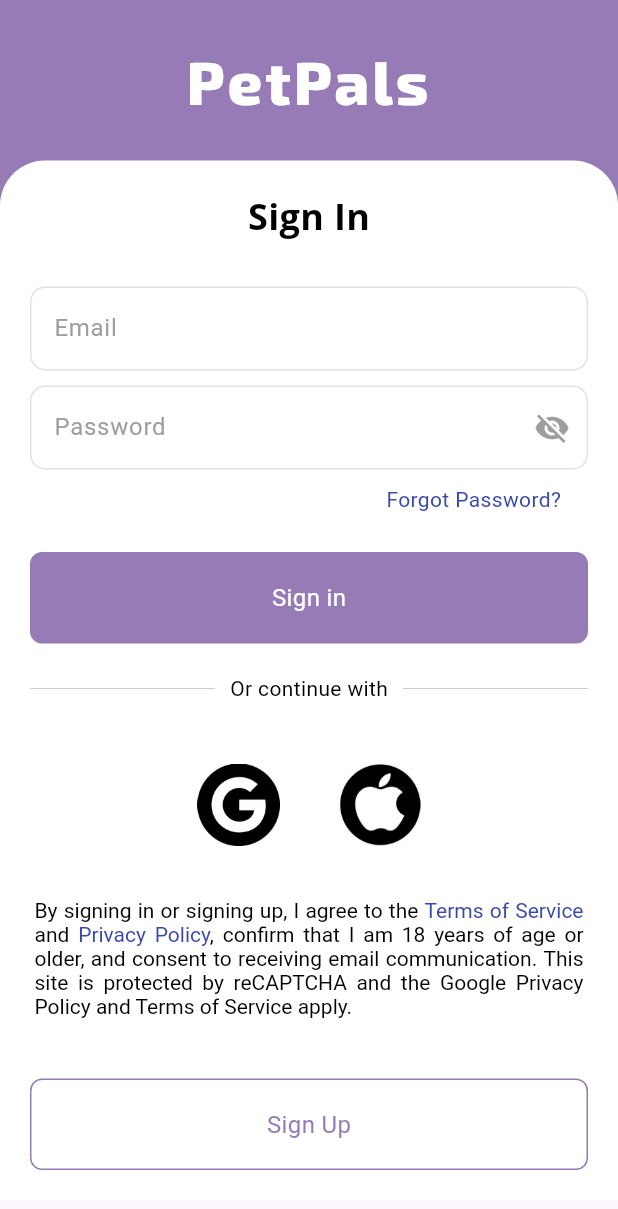
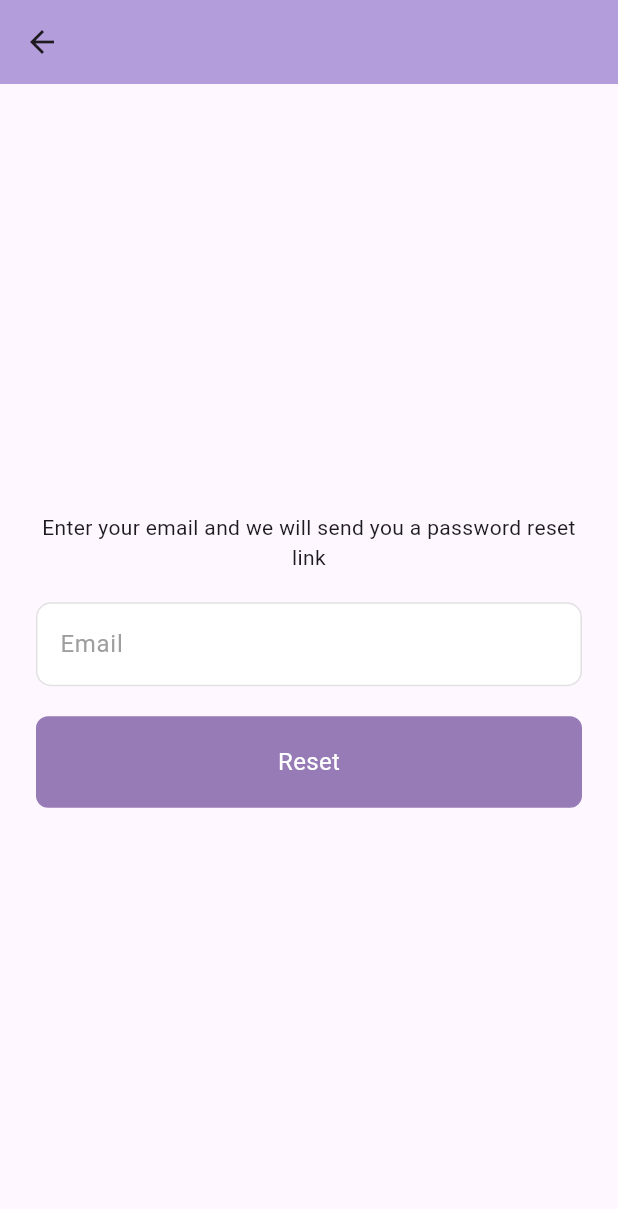
Before and after one commit to ferideberisha/PetPals, a Flutter app: the screen it shows after launch, after a tap on "Forgot Password?", on a phone screen of 412 x 824 dp. Shown: the top 1209 px of the screen. Run offline on Flutter 3.47's test engine with Material 3 defaults, Android fonts, the light colour scheme and no system bars; our stand-ins replace cloud_firestore, firebase_auth, firebase_core, flutter_datetime_picker_plus, google_fonts, google_sign_in and 2 more; accounts and stored records are empty; Roboto replaces fonts that are missing (OpenSans).

Commit message:
Implemented forgot password feature

```diff
--- a/lib/pages/home/profile/profile_page.dart
+++ b/lib/pages/home/profile/profile_page.dart
@@ -40,7 +40,6 @@ class _ProfilePageState extends State<ProfilePage> {
           .doc(user.uid)
           .get();
       Map<String, dynamic> userData = userDoc.data() as Map<String, dynamic>;
-      print('User Data: $userData'); // Add this line for debugging
       String firstName = userData['firstName'] ?? '';
       String lastName = userData['lastName'] ?? '';
       setState(() {
--- /dev/null
+++ b/lib/pages/login/forgot_password_page.dart
@@ -0,0 +1,137 @@
+import 'package:firebase_auth/firebase_auth.dart';
+import 'package:flutter/material.dart';
+import 'package:petpals/components/my_button.dart';
+import 'package:petpals/components/my_textfield.dart';
+
+class ForgotPasswordPage extends StatefulWidget {
+  const ForgotPasswordPage({super.key});
+
+  @override
+  State<ForgotPasswordPage> createState() => _ForgotPasswordPageState();
+}
+
+class _ForgotPasswordPageState extends State<ForgotPasswordPage> {
+  final emailController = TextEditingController();
+  final _formKey = GlobalKey<FormState>();
+
+  @override
+  void dispose() {
+    emailController.dispose();
+    super.dispose();
+  }
+
+  Future<void> passwordReset() async {
+    if (_formKey.currentState?.validate() ?? false) {
+      try {
+        await FirebaseAuth.instance
+            .sendPasswordResetEmail(email: emailController.text.trim());
+        showDialog(
+          // ignore: use_build_context_synchronously
+          context: context,
+          builder: (context) {
+            return AlertDialog(
+              content: const Text('Password reset link sent! Check your email'),
+              actions: [
+                TextButton(
+                  onPressed: () {
+                    Navigator.of(context).pop(); // Close the dialog
+                    Navigator.of(context)
+                        .pop(); // Go back to the previous page (login page)
+                  },
+                  child: const Text('OK'),
+                ),
+              ],
+            );
+          },
+        );
+      } on FirebaseAuthException catch (e) {
+        if (e.code == 'user-not-found') {
+          // User does not exist, show error dialog
+          showErrorDialog('No user found for that email.');
+        } else {
+          // Handle other FirebaseAuthException
+          showErrorDialog(e.message ?? 'An error occurred. Please try again.');
+        }
+      } catch (e) {
+        // Handle other exceptions
+        showErrorDialog('An unexpected error occurred. Please try again.');
+      }
+    }
+  }
+
+  void showErrorDialog(String message) {
+    showDialog(
+      context: context,
+      builder: (context) {
+        return AlertDialog(
+          content: Text(message),
+          actions: [
+            TextButton(
+              onPressed: () {
+                Navigator.of(context).pop(); // Close the dialog
+              },
+              child: const Text('OK'),
+            ),
+          ],
+        );
+      },
+    );
+  }
+
+  @override
+  Widget build(BuildContext context) {
+    return Scaffold(
+      appBar: AppBar(
+        backgroundColor: Colors.deepPurple[200],
+        elevation: 0,
+      ),
+      body: Center(
+        child: Padding(
+          padding: const EdgeInsets.symmetric(horizontal: 24.0),
+          child: Form(
+            key: _formKey,
+            child: Column(
+              mainAxisAlignment: MainAxisAlignment.center,
+              children: [
+                const Text(
+                  'Enter your email and we will send you a password reset link',
+                  textAlign: TextAlign.center,
+                  style: TextStyle(fontSize: 14),
+                ),
+                const SizedBox(height: 20),
+                MyTextField(
+                  controller: emailController,
+                  hintText: 'Email',
+                  obscureText: false,
+                  fillColor: Colors.white,
+                  validator: (value) {
+                    if (value == null || value.isEmpty) {
+                      return 'Please enter your email';
+                    }
+                    // Regular expression for email validation
+                    bool isValidEmail =
+                        RegExp(r'^[\w-\.]+@([\w-]+\.)+[\w-]{2,4}$')
+                            .hasMatch(value);
+                    if (!isValidEmail) {
+                      return 'Please enter a valid email address';
+                    }
+                    return null;
+                  },
+                ),
+                const SizedBox(height: 20),
+                MyButton(
+                  onTap: passwordReset,
+                  text: 'Reset',
+                  color: const Color(0xFF967BB6),
+                  textColor: Colors.white,
+                  borderColor: const Color(0xFF967BB6),
+                  borderWidth: 1.0,
+                ),
+              ],
+            ),
+          ),
+        ),
+      ),
+    );
+  }
+}
--- a/lib/pages/login/login_page.dart
+++ b/lib/pages/login/login_page.dart
@@ -7,6 +7,7 @@ import 'package:petpals/components/my_textfield.dart';
 import 'package:petpals/components/square_tile.dart';
 import 'package:petpals/pages/register/sign_up_type_page.dart';
 import 'package:petpals/service/auth_service.dart';
+import 'package:petpals/pages/login/forgot_password_page.dart';
 
 class LoginPage extends StatefulWidget {
   final Function()? onTap;
@@ -192,7 +193,14 @@ class _LoginPageState extends State<LoginPage> {
                             child: Padding(
                               padding: const EdgeInsets.only(right: 18.0),
                               child: GestureDetector(
-                                onTap: () {},
+                                onTap: () {
+                                  Navigator.push(
+                                    context,
+                                    MaterialPageRoute(
+                                        builder: (context) =>
+                                            const ForgotPasswordPage()),
+                                  );
+                                },
                                 child: Text(
                                   'Forgot Password?',
                                   style: TextStyle(
--- a/lib/pages/register/register_page.dart
+++ b/lib/pages/register/register_page.dart
@@ -380,10 +380,12 @@ class _RegisterPageState extends State<RegisterPage> {
         confirmPasswordController.clear();
 
         // Pop loading circle
+        // ignore: use_build_context_synchronously
         Navigator.pop(context);
 
         // Navigate to the email verification page
         Navigator.pushReplacement(
+          // ignore: use_build_context_synchronously
           context,
           MaterialPageRoute(
             builder: (context) => VerifyEmailPage(
@@ -393,13 +395,17 @@ class _RegisterPageState extends State<RegisterPage> {
         );
       } on FirebaseAuthException catch (e) {
         // Pop loading circle
+        // ignore: use_build_context_synchronously
         Navigator.pop(context);
         // Show error to user
+        // ignore: use_build_context_synchronously
         displayMessage(context, e.code);
       } catch (e) {
         // Pop loading circle
+        // ignore: use_build_context_synchronously
         Navigator.pop(context);
         // Handle other exceptions
+        // ignore: use_build_context_synchronously
         displayMessage(context, "An error occurred. Please try again later.");
       }
     }
```
Also changed, not shown: lib/pages/register/email_verification.dart (+4 -4 lines).
